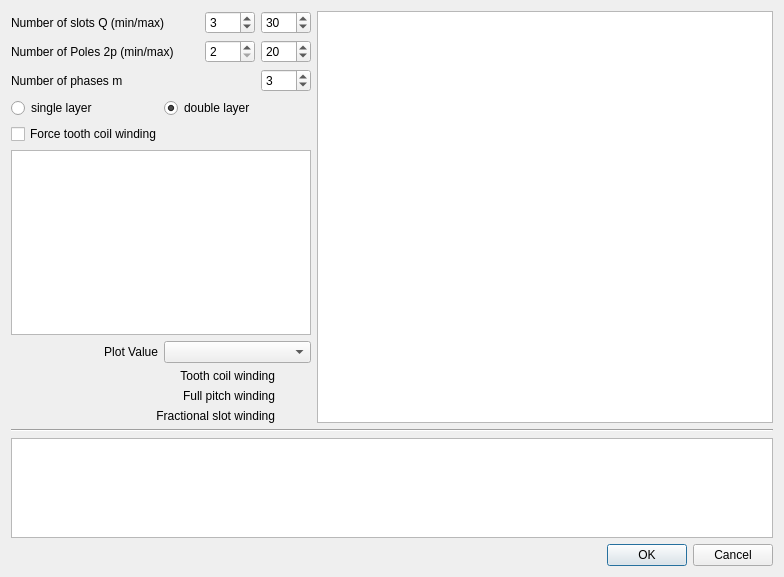
Above: swat_em/ui/GenCombinations.ui from mjfwest/swat-em before the change. Below: the same form after it.
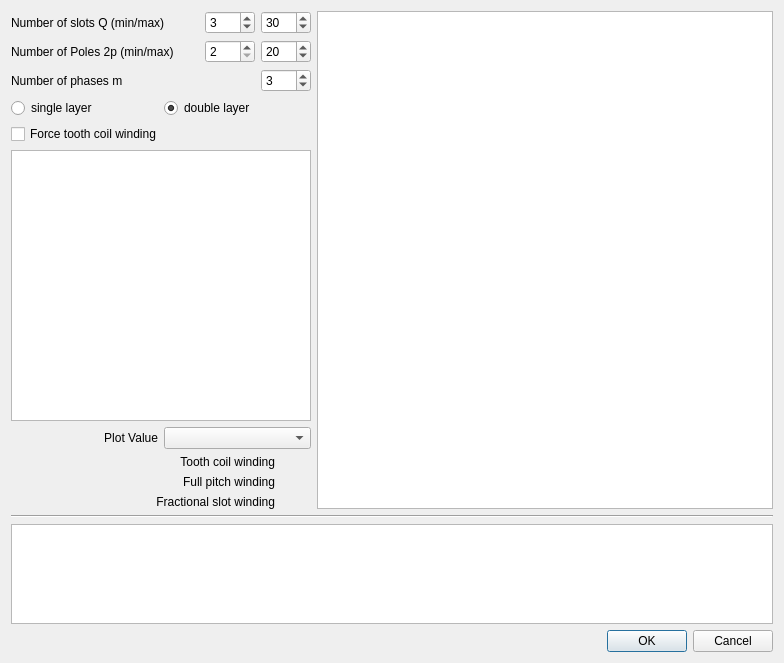
That is the form after the change. Icons and pictures are not drawn.

```diff
--- a/swat_em/ui/GenCombinations.ui
+++ b/swat_em/ui/GenCombinations.ui
@@ -7,7 +7,7 @@
     <x>0</x>
     <y>0</y>
     <width>784</width>
-    <height>577</height>
+    <height>663</height>
    </rect>
   </property>
   <property name="windowTitle">
@@ -244,7 +244,7 @@
          <property name="minimumSize">
           <size>
            <width>300</width>
-           <height>50</height>
+           <height>240</height>
           </size>
          </property>
          <property name="maximumSize">
```
